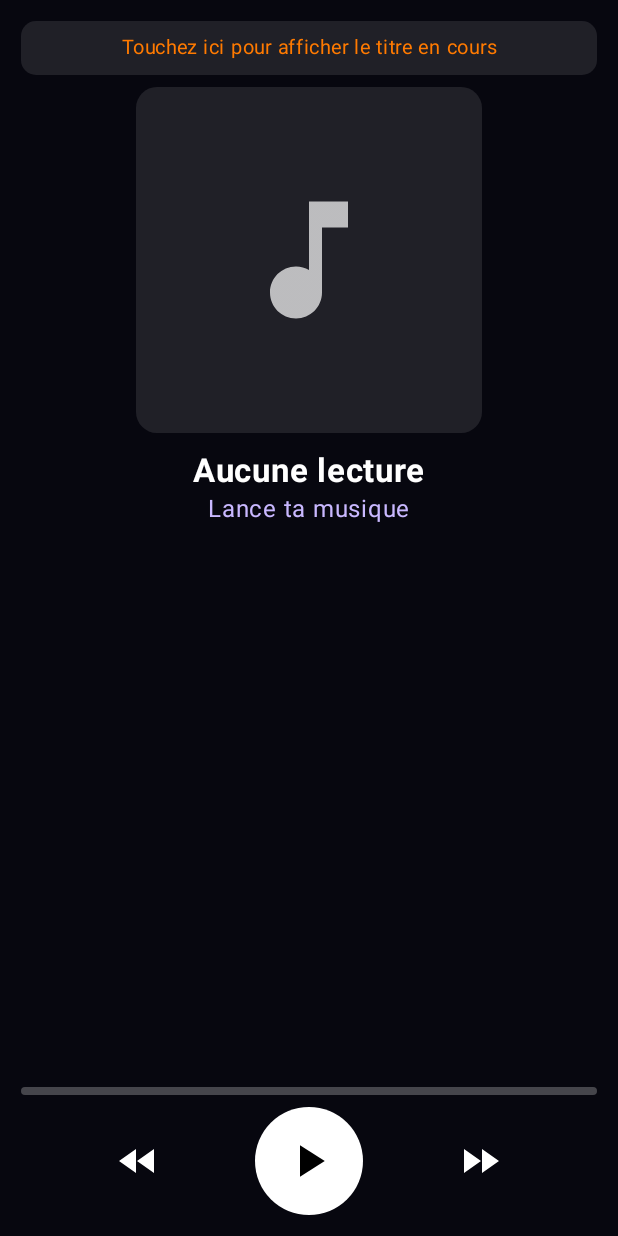
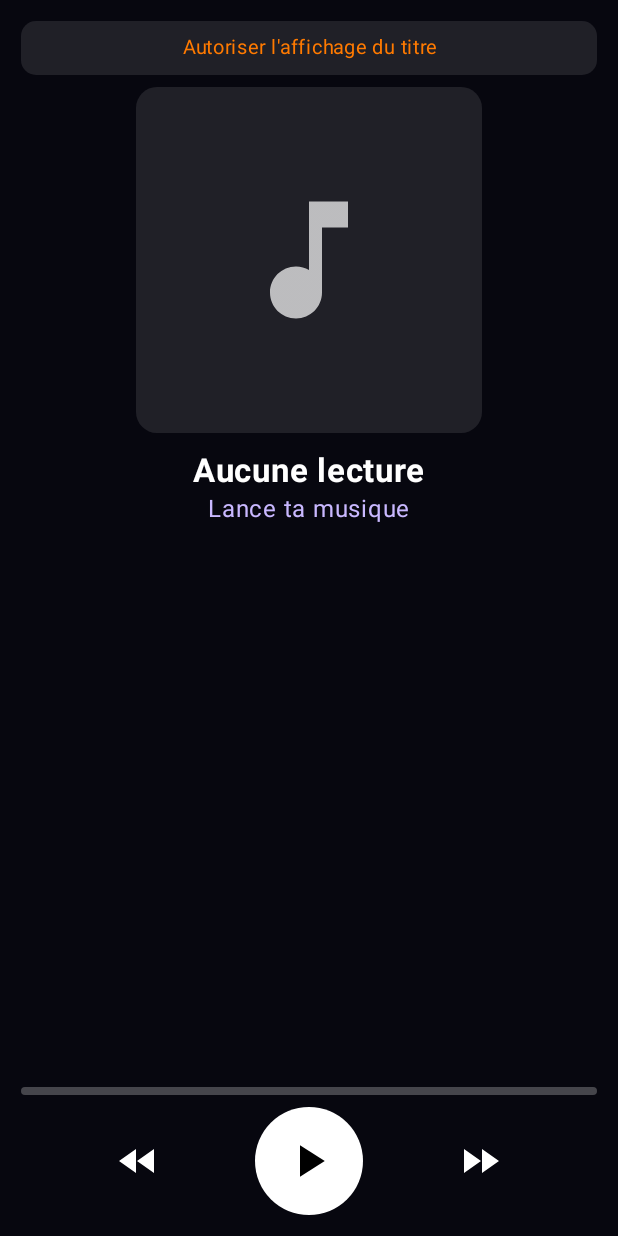
Before and after one commit to Guillaume1006/Guillaume1006, an Android app built with Jetpack Compose: the composable MusicPanel shown on its own in the app's theme, on a phone screen of 412 x 824 dp. Run offline under Robolectric (Android 15) with nearby library versions, the phone set to English and light mode, and no system bars; 13 statements that could not run were skipped.

Commit message:
MotoDash : bandeau musique plus court, capture d'écran
Co-Authored-By: Claude Opus 5.5 <noreply@anthropic.com>
Claude-Session: https://claude.ai/code/session_01EVBSjhmsAGqtRAGKGX8ZQF

```diff
--- a/motodash/app/src/main/java/com/guillaume/motodash/ui/Panels.kt
+++ b/motodash/app/src/main/java/com/guillaume/motodash/ui/Panels.kt
@@ -146,7 +146,7 @@ fun MusicPanel() {
             Column(Modifier.fillMaxSize(), horizontalAlignment = Alignment.CenterHorizontally) {
                 if (!info.access) {
                     Text(
-                        "Touchez ici pour afficher le titre en cours",
+                        "Autoriser l'affichage du titre",
                         color = Accent, fontSize = 13.sp, textAlign = TextAlign.Center,
                         modifier = Modifier.fillMaxWidth().clip(RoundedCornerShape(10.dp)).background(CardHi)
                             .clickable { ctx.startActivity(Intent(Settings.ACTION_NOTIFICATION_LISTENER_SETTINGS)) }
```
Also changed, not shown: 3 other files.
